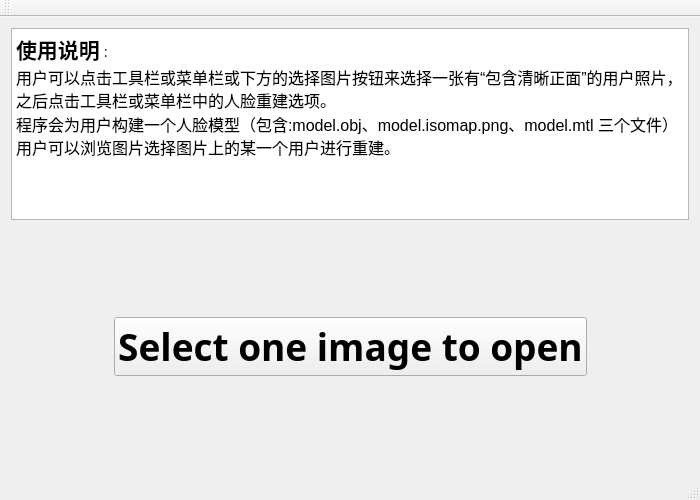
This is start/GUI/MainWindow.ui in mcoder2014/FaceReconstruction as Qt 5 draws it before an edit. The edited form follows.
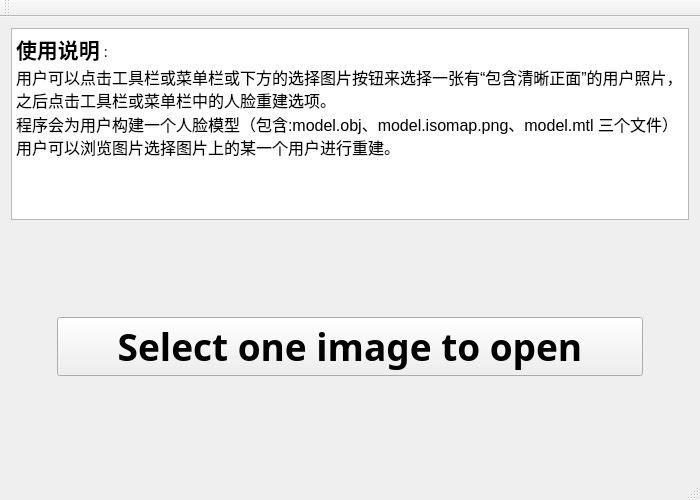
This is the edited form.

```diff
--- a/start/GUI/MainWindow.ui
+++ b/start/GUI/MainWindow.ui
@@ -54,6 +54,12 @@
     </item>
     <item row="2" column="1">
      <widget class="QPushButton" name="selectImageButton">
+      <property name="sizePolicy">
+       <sizepolicy hsizetype="Minimum" vsizetype="Fixed">
+        <horstretch>200</horstretch>
+        <verstretch>30</verstretch>
+       </sizepolicy>
+      </property>
       <property name="font">
        <font>
         <family>幼圆</family>
```
